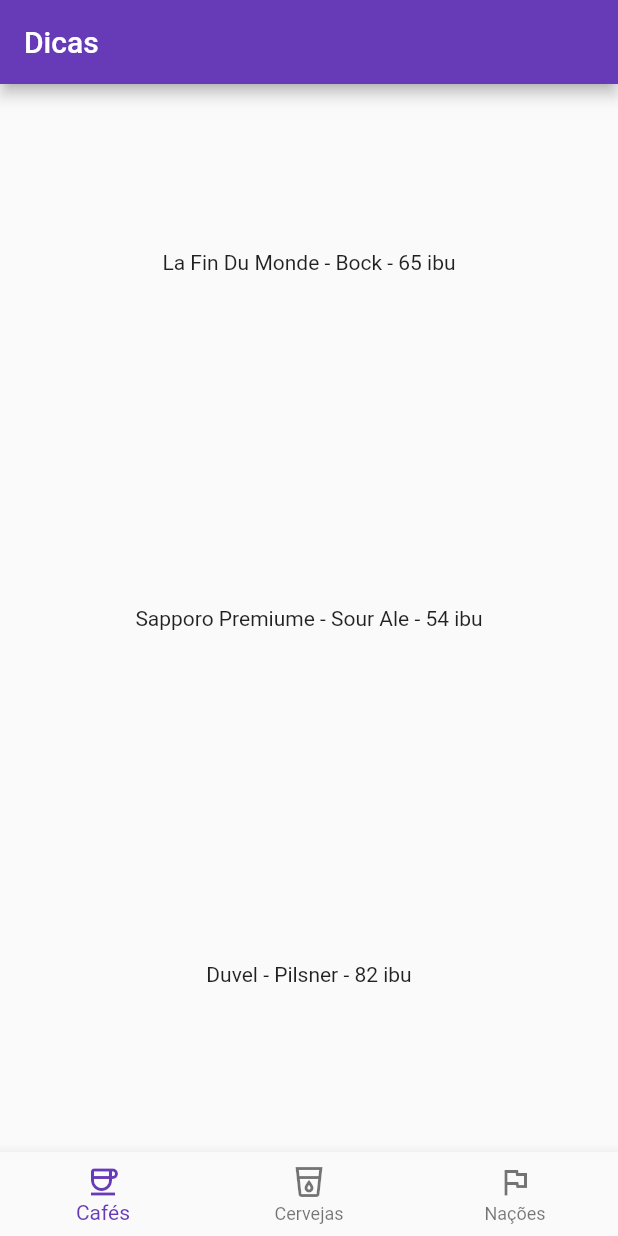
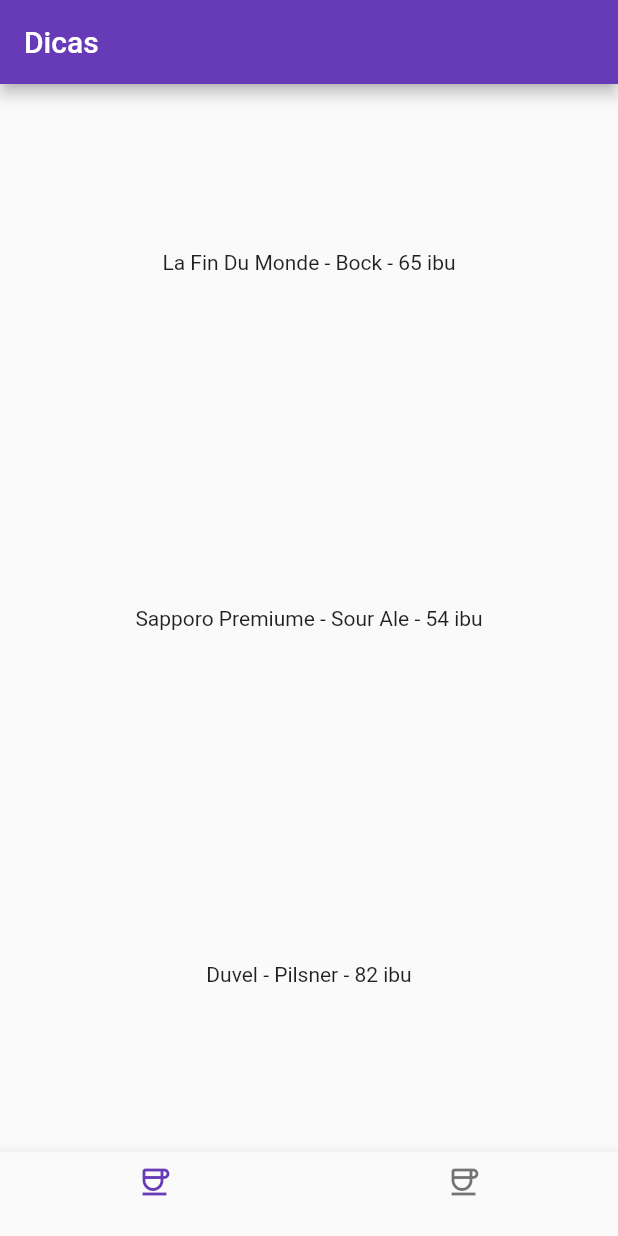
Before and after one commit to israelsilva282/poo2-receitas-dart, a Flutter app: the screen it shows after launch, on a phone screen of 412 x 824 dp. Run offline on Flutter 3.47's test engine with Material 2 defaults, Android fonts, the phone set to English and light mode, and no system bars.

Commit message:
Adicionado lista ao NewNavBar

```diff
--- a/lib/main.dart
+++ b/lib/main.dart
@@ -23,13 +23,20 @@ class MyApp extends StatelessWidget {
             "Sapporo Premiume - Sour Ale - 54 ibu",
             "Duvel - Pilsner - 82 ibu"
           ]),
-          bottomNavigationBar: const NewNavBar(),
+          bottomNavigationBar: NewNavBar(
+            objects: const [
+              Icon(Icons.coffee_outlined),
+              Icon(Icons.coffee_outlined),
+            ],
+          ),
         ));
   }
 }
 
 class NewNavBar extends StatelessWidget {
-  const NewNavBar({super.key});
+  List<Icon> objects;
+
+  NewNavBar({super.key, this.objects = const []});
 
   void botaoFoiTocado(int index) {
     print("Tocaram no botão $index");
@@ -37,15 +44,10 @@ class NewNavBar extends StatelessWidget {
 
   @override
   Widget build(BuildContext context) {
-    return BottomNavigationBar(onTap: botaoFoiTocado, items: const [
-      BottomNavigationBarItem(
-        label: "Cafés",
-        icon: Icon(Icons.coffee_outlined),
-      ),
-      BottomNavigationBarItem(
-          label: "Cervejas", icon: Icon(Icons.local_drink_outlined)),
-      BottomNavigationBarItem(label: "Nações", icon: Icon(Icons.flag_outlined))
-    ]);
+    List<BottomNavigationBarItem> bottomItems = objects
+        .map((obj) => BottomNavigationBarItem(label: "", icon: obj))
+        .toList();
+    return BottomNavigationBar(onTap: botaoFoiTocado, items: bottomItems);
   }
 }
 
```
